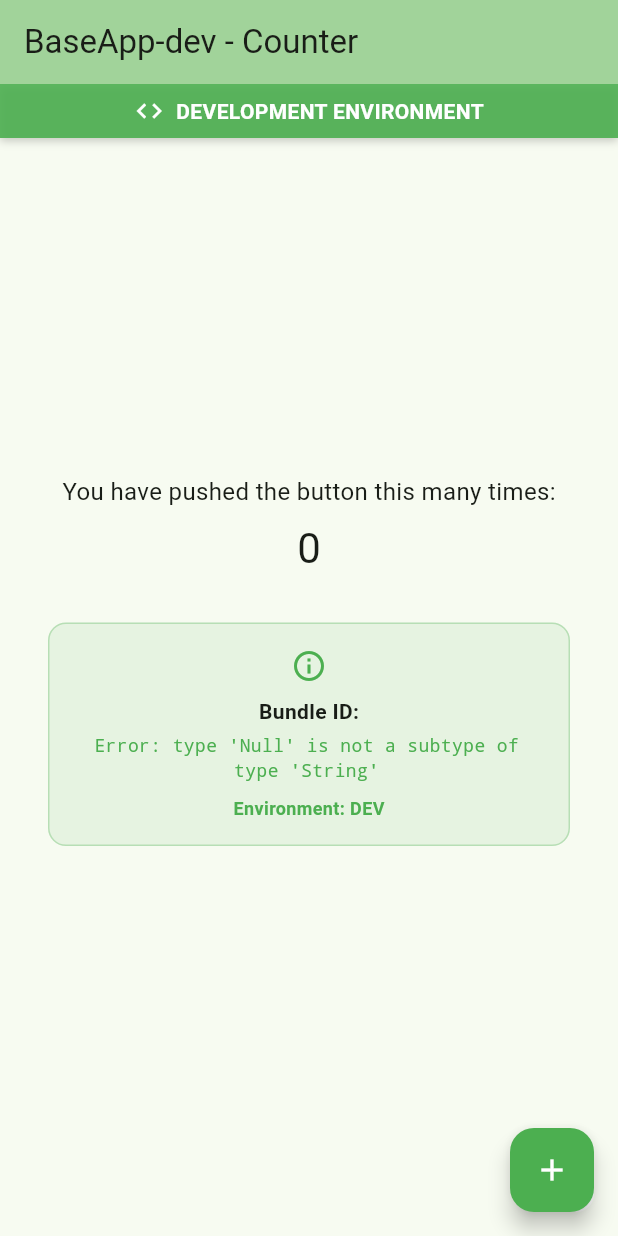
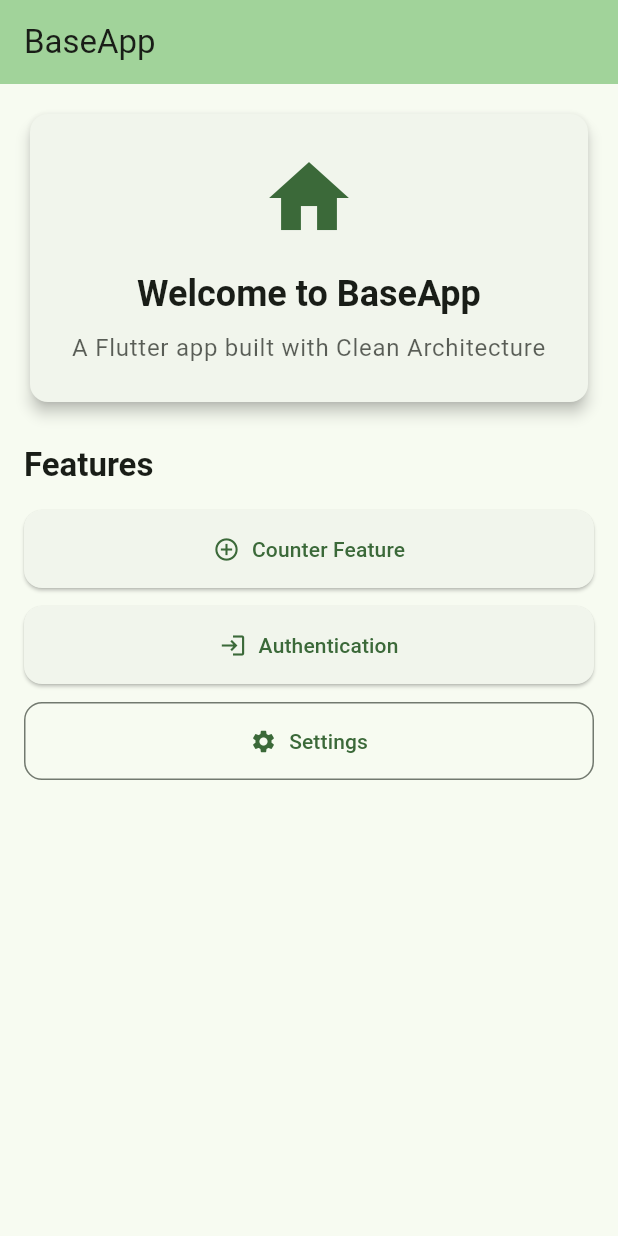
Before and after one commit to willianveit/base-app, a Flutter app: the screen it shows after launch, on a phone screen of 412 x 824 dp. Run offline on Flutter 3.47's test engine with Material 3 defaults, Android fonts, the phone set to English and light mode, and no system bars; our stand-ins replace firebase_core, go_router; accounts and stored records are empty.

Commit message:
feat(navigation): implement go_router for application navigation
- Added go_router dependency for improved routing.
- Refactored main entry points (main_dev.dart, main_hmg.dart, main_prod.dart) to use MaterialApp.router.
- Created AppRouter class to manage application routes and navigation.
- Introduced route paths constants for better maintainability.
- Added CounterPage as a new feature with increment functionality.

```diff
--- a/lib/app/main_dev.dart
+++ b/lib/app/main_dev.dart
@@ -2,7 +2,7 @@ import 'package:firebase_core/firebase_core.dart';
 import 'package:flutter/material.dart';
 
 import '../firebase_options_dev.dart';
-import 'widgets/environment_home_page.dart';
+import 'routes/app_router.dart';
 
 void main() async {
   WidgetsFlutterBinding.ensureInitialized();
@@ -19,16 +19,13 @@ class MyApp extends StatelessWidget {
 
   @override
   Widget build(BuildContext context) {
-    return MaterialApp(
+    return MaterialApp.router(
       title: 'BaseApp-dev',
       theme: ThemeData(
         colorScheme: ColorScheme.fromSeed(seedColor: Colors.green),
+        useMaterial3: true,
       ),
-      home: const EnvironmentHomePage(
-        title: 'BaseApp-dev - Counter',
-        environment: 'dev',
-        primaryColor: Colors.green,
-      ),
+      routerConfig: AppRouter.router,
     );
   }
 }
--- a/lib/app/routes/app_router.dart
+++ b/lib/app/routes/app_router.dart
@@ -0,0 +1,109 @@
+import 'package:flutter/material.dart';
+import 'package:go_router/go_router.dart';
+
+import '../../features/counter/presentation/atomic/pages/counter_page.dart';
+import '../../features/home/presentation/pages/home_page.dart';
+import '../../features/splash/presentation/pages/splash_page.dart';
+import 'route_paths.dart';
+
+/// Application router configuration using go_router
+class AppRouter {
+  // Private constructor to prevent instantiation
+  AppRouter._();
+
+  static final GoRouter _router = GoRouter(
+    initialLocation: RoutePaths.splash,
+    debugLogDiagnostics: true,
+    routes: [
+      // Splash Route
+      GoRoute(
+        path: RoutePaths.splash,
+        name: 'splash',
+        builder: (context, state) => const SplashPage(),
+      ),
+
+      // Home Route
+      GoRoute(
+        path: RoutePaths.home,
+        name: 'home',
+        builder: (context, state) => const HomePage(),
+      ),
+
+      // Counter Route
+      GoRoute(
+        path: RoutePaths.counter,
+        name: 'counter',
+        builder: (context, state) => const CounterPage(),
+      ),
+
+      // Auth Routes
+      GoRoute(
+        path: RoutePaths.auth,
+        name: 'auth',
+        builder: (context, state) => const CounterPage(), // TODO: Replace with actual auth page
+        routes: [
+          GoRoute(
+            path: 'sign-in',
+            name: 'sign-in',
+            builder: (context, state) => const CounterPage(), // TODO: Replace with sign-in page
+          ),
+          GoRoute(
+            path: 'sign-up',
+            name: 'sign-up',
+            builder: (context, state) => const CounterPage(), // TODO: Replace with sign-up page
+          ),
+          GoRoute(
+            path: 'forgot-password',
+            name: 'forgot-password',
+            builder: (context, state) => const CounterPage(), // TODO: Replace with forgot password page
+          ),
+        ],
+      ),
+
+      // Counter Detail Route
+      GoRoute(
+        path: RoutePaths.counterDetail,
+        name: 'counter-detail',
+        builder: (context, state) => const CounterPage(), // TODO: Replace with counter detail page
+      ),
+    ],
+
+    // Error handling
+    errorBuilder: (context, state) => Scaffold(
+      appBar: AppBar(
+        title: const Text('Error'),
+      ),
+      body: Center(
+        child: Column(
+          mainAxisAlignment: MainAxisAlignment.center,
+          children: [
+            const Icon(
+              Icons.error_outline,
+              size: 64,
+              color: Colors.red,
+            ),
+            const SizedBox(height: 16),
+            Text(
+              'Page not found',
+              style: Theme.of(context).textTheme.headlineSmall,
+            ),
+            const SizedBox(height: 8),
+            Text(
+              'The page "${state.uri}" could not be found.',
+              style: Theme.of(context).textTheme.bodyMedium,
+              textAlign: TextAlign.center,
+            ),
+            const SizedBox(height: 24),
+            ElevatedButton(
+              onPressed: () => context.go(RoutePaths.home),
+              child: const Text('Go Home'),
+            ),
+          ],
+        ),
+      ),
+    ),
+  );
+
+  /// Get the configured router instance
+  static GoRouter get router => _router;
+}
--- a/lib/app/routes/route_paths.dart
+++ b/lib/app/routes/route_paths.dart
@@ -0,0 +1,19 @@
+/// Route paths constants for the application
+class RoutePaths {
+  // Private constructor to prevent instantiation
+  RoutePaths._();
+
+  // Base paths
+  static const String splash = '/';
+  static const String home = '/home';
+  static const String counter = '/counter';
+  static const String auth = '/auth';
+
+  // Auth specific paths
+  static const String signIn = '/auth/sign-in';
+  static const String signUp = '/auth/sign-up';
+  static const String forgotPassword = '/auth/forgot-password';
+
+  // Counter specific paths
+  static const String counterDetail = '/counter/detail';
+}
--- /dev/null
+++ b/lib/features/home/presentation/pages/home_page.dart
@@ -0,0 +1,119 @@
+import 'package:flutter/material.dart';
+import 'package:go_router/go_router.dart';
+
+import '../../../../app/routes/route_paths.dart';
+
+class HomePage extends StatelessWidget {
+  const HomePage({super.key});
+
+  @override
+  Widget build(BuildContext context) {
+    final theme = Theme.of(context);
+    final colorScheme = theme.colorScheme;
+
+    return Scaffold(
+      appBar: AppBar(
+        title: const Text('BaseApp'),
+        backgroundColor: colorScheme.inversePrimary,
+        elevation: 0,
+      ),
+      body: Padding(
+        padding: const EdgeInsets.all(16.0),
+        child: Column(
+          crossAxisAlignment: CrossAxisAlignment.stretch,
+          children: [
+            // Welcome Section
+            Card(
+              elevation: 4,
+              child: Padding(
+                padding: const EdgeInsets.all(24.0),
+                child: Column(
+                  children: [
+                    Icon(
+                      Icons.home,
+                      size: 64,
+                      color: colorScheme.primary,
+                    ),
+                    const SizedBox(height: 16),
+                    Text(
+                      'Welcome to BaseApp',
+                      style: theme.textTheme.headlineSmall?.copyWith(
+                        fontWeight: FontWeight.bold,
+                      ),
+                    ),
+                    const SizedBox(height: 8),
+                    Text(
+                      'A Flutter app built with Clean Architecture',
+                      style: theme.textTheme.bodyLarge?.copyWith(
+                        color: colorScheme.onSurface.withValues(alpha: 0.7),
+                      ),
+                      textAlign: TextAlign.center,
+                    ),
+                  ],
+                ),
+              ),
+            ),
+            const SizedBox(height: 24),
+
+            // Navigation Buttons
+            Text(
+              'Features',
+              style: theme.textTheme.titleLarge?.copyWith(
+                fontWeight: FontWeight.bold,
+              ),
+            ),
+            const SizedBox(height: 16),
+
+            // Counter Feature Button
+            ElevatedButton.icon(
+              onPressed: () => context.go(RoutePaths.counter),
+              icon: const Icon(Icons.add_circle_outline),
+              label: const Text('Counter Feature'),
+              style: ElevatedButton.styleFrom(
+                padding: const EdgeInsets.symmetric(vertical: 16),
+                shape: RoundedRectangleBorder(
+                  borderRadius: BorderRadius.circular(12),
+                ),
+              ),
+            ),
+            const SizedBox(height: 12),
+
+            // Auth Feature Button
+            ElevatedButton.icon(
+              onPressed: () => context.go(RoutePaths.auth),
+              icon: const Icon(Icons.login),
+              label: const Text('Authentication'),
+              style: ElevatedButton.styleFrom(
+                padding: const EdgeInsets.symmetric(vertical: 16),
+                shape: RoundedRectangleBorder(
+                  borderRadius: BorderRadius.circular(12),
+                ),
+              ),
+            ),
+            const SizedBox(height: 12),
+
+            // Settings Button
+            OutlinedButton.icon(
+              onPressed: () {
+                // TODO: Implement settings navigation
+                ScaffoldMessenger.of(context).showSnackBar(
+                  const SnackBar(
+                    content: Text('Settings feature coming soon!'),
+                  ),
+                );
+              },
+              icon: const Icon(Icons.settings),
+              label: const Text('Settings'),
+              style: OutlinedButton.styleFrom(
+                padding: const EdgeInsets.symmetric(vertical: 16),
+                shape: RoundedRectangleBorder(
+                  borderRadius: BorderRadius.circular(12),
+                ),
+              ),
+            ),
+          ],
+        ),
+      ),
+    );
+  }
+}
--- a/pubspec.yaml
+++ b/pubspec.yaml
@@ -18,6 +18,9 @@ dependencies:
   firebase_core: ^4.1.0
   firebase_analytics: ^12.0.1
 
+  # Navigation
+  go_router: 16.2.1
+
 dev_dependencies:
   flutter_test:
     sdk: flutter
```
Also changed, not shown: lib/app/main_hmg.dart (+4 -7 lines), lib/app/main_prod.dart (+4 -7 lines), lib/core/navigation/navigation_service.dart (added, +175 -0 lines), lib/features/counter/presentation/atomic/pages/counter_page.dart (+69 -0 lines), lib/features/splash/presentation/pages/splash_page.dart (added, +144 -0 lines).
